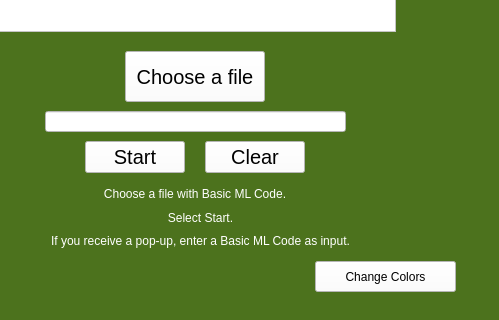
Above: code_base_six/UVSim.ui from constanhack/2450-project before the change; both pictures show x 125 to 624 and y 348 to 668 of the 624 by 668 pixel window. Below: the same form after it.
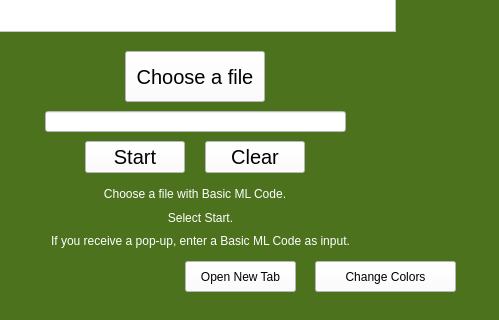
That is the form after the change.

Commit message: new tab button

Diff of the .ui file:
```diff
--- a/code_base_six/UVSim.ui
+++ b/code_base_six/UVSim.ui
@@ -658,6 +658,22 @@
      <set>Qt::AlignHCenter|Qt::AlignTop</set>
     </property>
    </widget>
+   <widget class="QPushButton" name="NewTab">
+    <property name="geometry">
+     <rect>
+      <x>310</x>
+      <y>590</y>
+      <width>111</width>
+      <height>31</height>
+     </rect>
+    </property>
+    <property name="styleSheet">
+     <string notr="true">background-color: rgb(255, 255, 255);</string>
+    </property>
+    <property name="text">
+     <string>Open New Tab</string>
+    </property>
+   </widget>
   </widget>
   <widget class="QMenuBar" name="menubar">
    <property name="geometry">
```
The commit also changes 10 other files.
